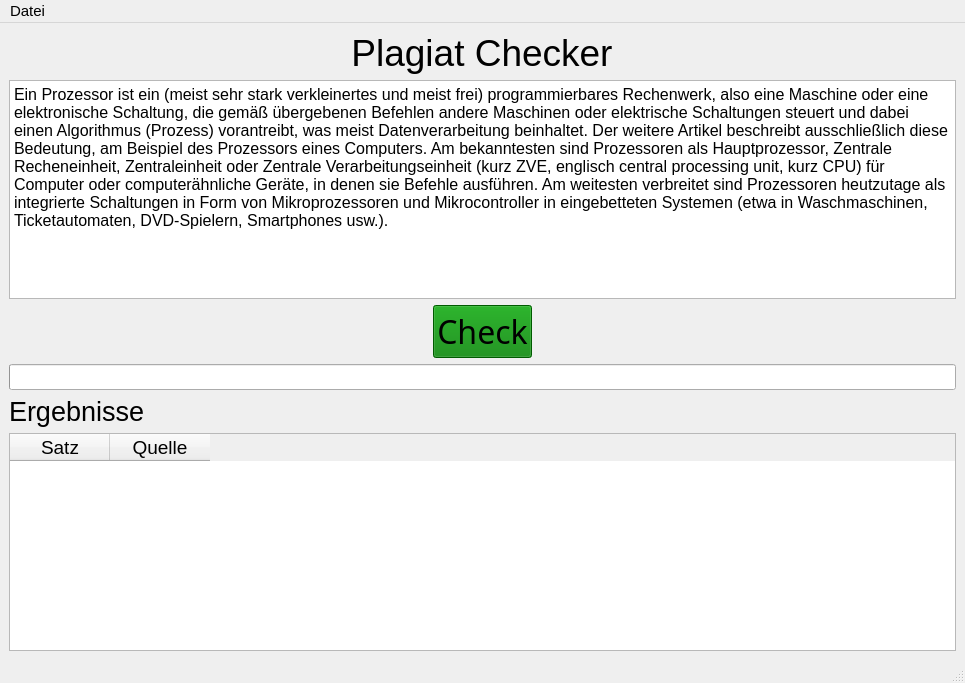
Above: Qt/frm_main.ui from 930C/plagiat-checker before the change. Below: the same form after it.
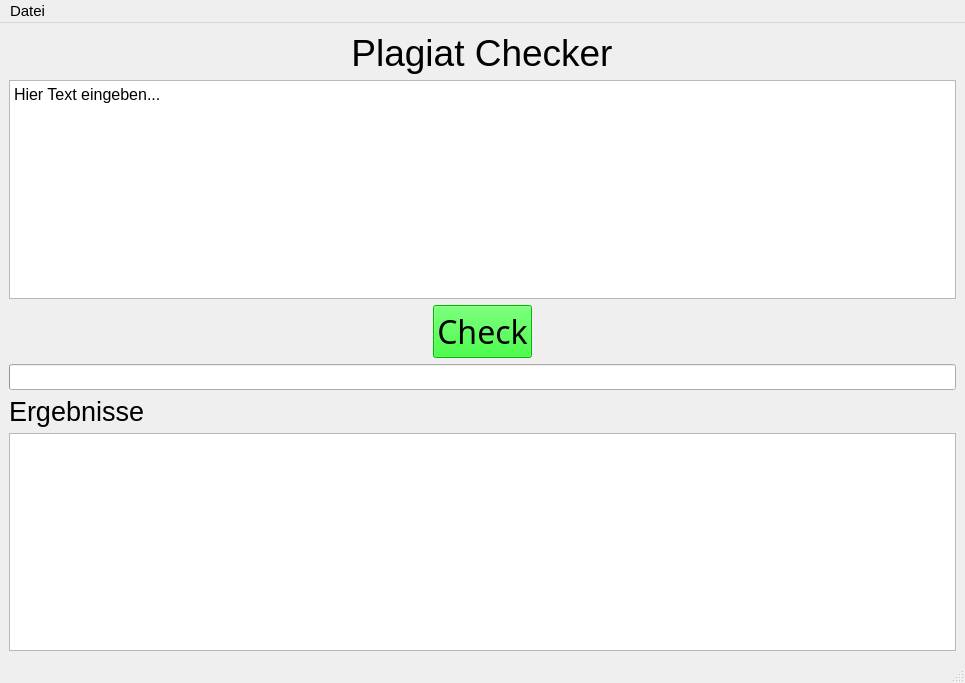
That is the form after the change.

```diff
--- a/Qt/frm_main.ui
+++ b/Qt/frm_main.ui
@@ -87,36 +87,13 @@
        <bool>false</bool>
       </property>
       <property name="styleSheet">
-       <string notr="true">background-color: green;
-text-align: center;</string>
+       <string notr="true">background-color: rgb(0,255,0)</string>
       </property>
       <property name="text">
        <string>Check</string>
       </property>
      </widget>
     </item>
-    <item row="7" column="0">
-     <widget class="QTableWidget" name="tv_ergebnisse">
-      <property name="font">
-       <font>
-        <pointsize>14</pointsize>
-       </font>
-      </property>
-      <property name="sizeAdjustPolicy">
-       <enum>QAbstractScrollArea::AdjustToContentsOnFirstShow</enum>
-      </property>
-      <column>
-       <property name="text">
-        <string>Satz</string>
-       </property>
-      </column>
-      <column>
-       <property name="text">
-        <string>Quelle</string>
-       </property>
-      </column>
-     </widget>
-    </item>
     <item row="1" column="0">
      <widget class="QPlainTextEdit" name="te_input">
       <property name="font">
@@ -125,7 +102,19 @@
        </font>
       </property>
       <property name="plainText">
-       <string>Ein Prozessor ist ein (meist sehr stark verkleinertes und meist frei) programmierbares Rechenwerk, also eine Maschine oder eine elektronische Schaltung, die gemäß übergebenen Befehlen andere Maschinen oder elektrische Schaltungen steuert und dabei einen Algorithmus (Prozess) vorantreibt, was meist Datenverarbeitung beinhaltet. Der weitere Artikel beschreibt ausschließlich diese Bedeutung, am Beispiel des Prozessors eines Computers. Am bekanntesten sind Prozessoren als Hauptprozessor, Zentrale Recheneinheit, Zentraleinheit oder Zentrale Verarbeitungseinheit (kurz ZVE, englisch central processing unit, kurz CPU) für Computer oder computerähnliche Geräte, in denen sie Befehle ausführen. Am weitesten verbreitet sind Prozessoren heutzutage als integrierte Schaltungen in Form von Mikroprozessoren und Mikrocontroller in eingebetteten Systemen (etwa in Waschmaschinen, Ticketautomaten, DVD-Spielern, Smartphones usw.). </string>
+       <string>Hier Text eingeben...</string>
+      </property>
+     </widget>
+    </item>
+    <item row="7" column="0">
+     <widget class="QTableView" name="tv_ergebnisse">
+      <property name="font">
+       <font>
+        <pointsize>11</pointsize>
+       </font>
+      </property>
+      <property name="sizeAdjustPolicy">
+       <enum>QAbstractScrollArea::AdjustToContents</enum>
       </property>
      </widget>
     </item>
```
